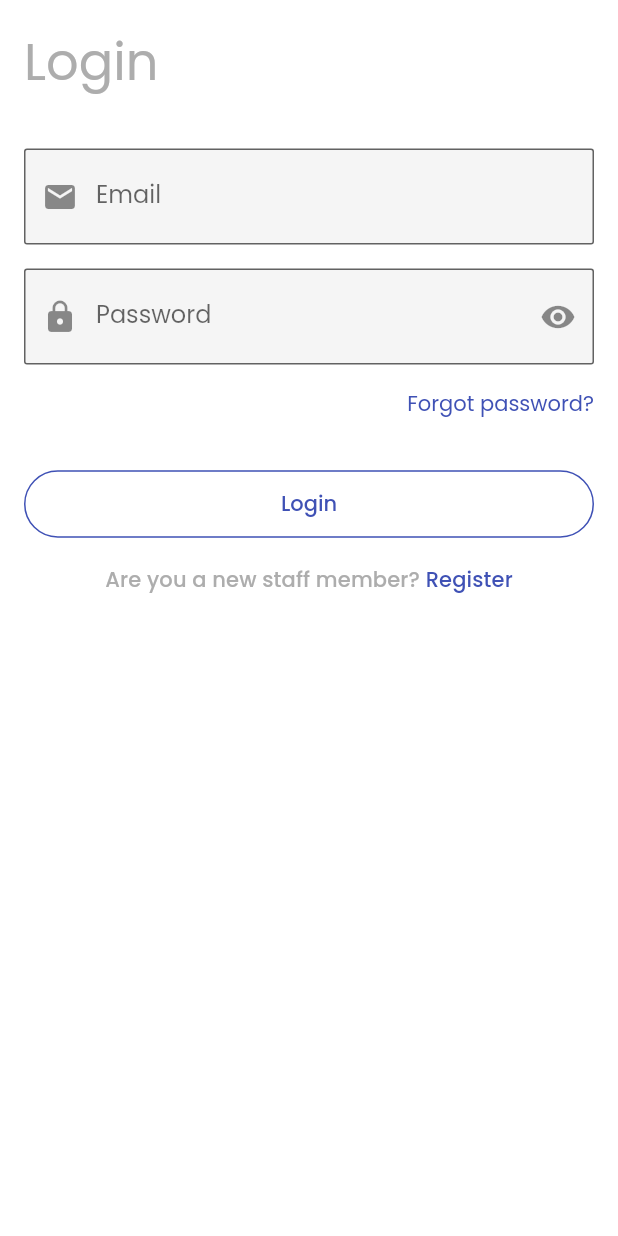
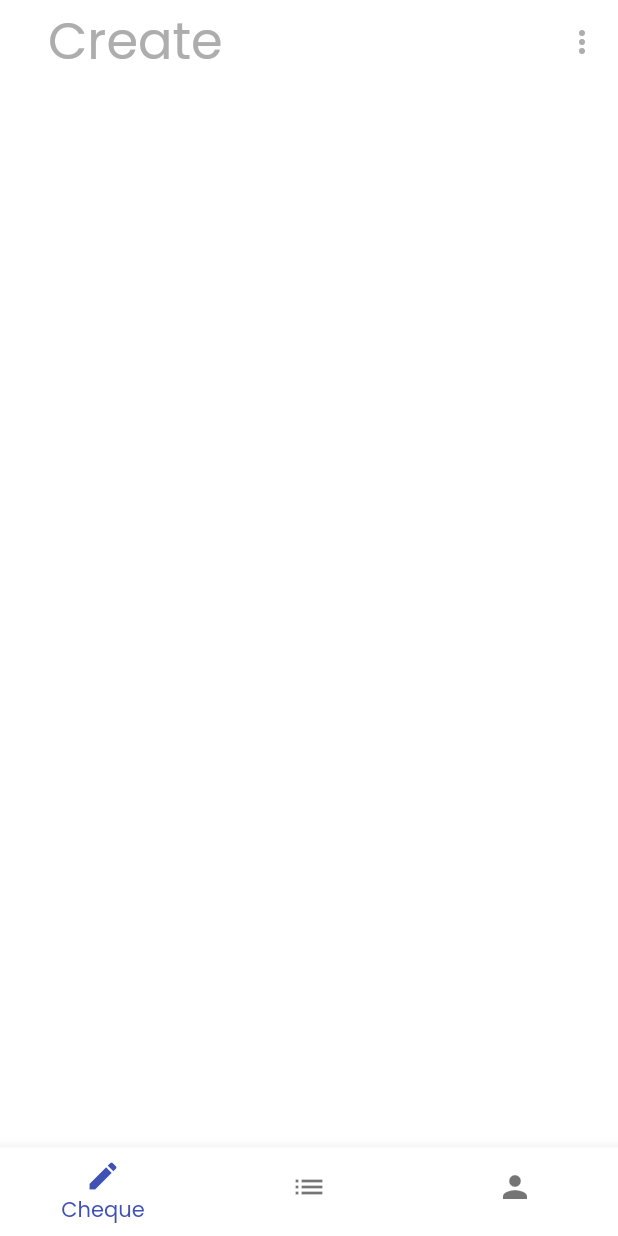
Before and after one commit to IamAKX/fastcheque, a Flutter app: the screen it shows after launch, after a tap on "Login", on a phone screen of 412 x 824 dp. Run offline on Flutter 3.47's test engine with Material 2 defaults, Android fonts, the phone set to English and light mode, and no system bars; our stand-ins replace dropdown_search, google_fonts.

Commit message:
Configured staff home screen

```diff
--- a/lib/screens/common/login/login_screen.dart
+++ b/lib/screens/common/login/login_screen.dart
@@ -1,5 +1,6 @@
 import 'package:fastcheque/screens/common/forget_password/forget_password.dart';
 import 'package:fastcheque/screens/common/register/register_screen.dart';
+import 'package:fastcheque/screens/staff/staff_home_container/staff_home_container.dart';
 import 'package:fastcheque/utils/color.dart';
 import 'package:fastcheque/utils/constants.dart';
 import 'package:fastcheque/widgets/email_textfield.dart';
@@ -65,7 +66,10 @@ class _LoginState extends State<Login> {
                     child: Text(
                       'Login',
                     ),
-                    onPressed: () => null,
+                    onPressed: () => Navigator.of(context)
+                        .pushNamedAndRemoveUntil(
+                            StaffHomeContainer.STAFF_HOME_CONTAINER_ROUTE,
+                            (route) => false),
                   ),
                   SizedBox(
                     height: defaultPadding,
--- /dev/null
+++ b/lib/screens/staff/create_cheque/create_cheque.dart
@@ -0,0 +1,15 @@
+import 'package:flutter/material.dart';
+
+class CreateCheque extends StatefulWidget {
+  const CreateCheque({Key? key}) : super(key: key);
+
+  @override
+  _CreateChequeState createState() => _CreateChequeState();
+}
+
+class _CreateChequeState extends State<CreateCheque> {
+  @override
+  Widget build(BuildContext context) {
+    return Container();
+  }
+}
--- /dev/null
+++ b/lib/screens/staff/staff_home_container/staff_home_container.dart
@@ -0,0 +1,70 @@
+import 'package:fastcheque/screens/staff/create_cheque/create_cheque.dart';
+import 'package:fastcheque/screens/staff/request_history/request_history.dart';
+import 'package:fastcheque/screens/staff/staff_profile/staff_profile.dart';
+import 'package:fastcheque/utils/color.dart';
+import 'package:fastcheque/widgets/heading.dart';
+import 'package:flutter/material.dart';
+
+class StaffHomeContainer extends StatefulWidget {
+  static const String STAFF_HOME_CONTAINER_ROUTE = '/staff/home';
+  const StaffHomeContainer({Key? key}) : super(key: key);
+
+  @override
+  _StaffHomeContainerState createState() => _StaffHomeContainerState();
+}
+
+class _StaffHomeContainerState extends State<StaffHomeContainer> {
+  List<BottomNavigationBarItem> bottomNavigation = [
+    BottomNavigationBarItem(icon: Icon(Icons.create), label: 'Cheque'),
+    BottomNavigationBarItem(icon: Icon(Icons.list), label: 'Request'),
+    BottomNavigationBarItem(icon: Icon(Icons.person), label: 'Profile'),
+  ];
+  int _currentTabIndex = 0;
+
+  List<String> title = [
+    'Create',
+    'History',
+    'Profile',
+  ];
+
+  List<Widget> bodyWidgetList = [
+    CreateCheque(),
+    RequestHistory(),
+    StaffProfile(),
+  ];
+
+  @override
+  Widget build(BuildContext context) {
+    return Scaffold(
+      appBar: AppBar(
+        elevation: 0.0,
+        backgroundColor: bgColor,
+        centerTitle: false,
+        actions: [
+          IconButton(
+            onPressed: () => null,
+            icon: Icon(
+              Icons.more_vert,
+              color: hintColor,
+            ),
+          ),
+        ],
+        title: Heading(
+          title: title.elementAt(_currentTabIndex),
+        ),
+      ),
+      body: bodyWidgetList.elementAt(_currentTabIndex),
+      bottomNavigationBar: BottomNavigationBar(
+        items: bottomNavigation,
+        currentIndex: _currentTabIndex,
+        showSelectedLabels: true,
+        showUnselectedLabels: false,
+        onTap: (value) {
+          setState(() {
+            _currentTabIndex = value;
+          });
+        },
+      ),
+    );
+  }
+}
--- a/lib/utils/navigator.dart
+++ b/lib/utils/navigator.dart
@@ -1,6 +1,7 @@
 import 'package:fastcheque/screens/common/forget_password/forget_password.dart';
 import 'package:fastcheque/screens/common/login/login_screen.dart';
 import 'package:fastcheque/screens/common/register/register_screen.dart';
+import 'package:fastcheque/screens/staff/staff_home_container/staff_home_container.dart';
 import 'package:flutter/material.dart';
 
 class NavRoute {
@@ -12,6 +13,8 @@ class NavRoute {
         return MaterialPageRoute(builder: (_) => Register());
       case ForgetPassword.FORGET_PASSWORD_ROUTE:
         return MaterialPageRoute(builder: (_) => ForgetPassword());
+      case StaffHomeContainer.STAFF_HOME_CONTAINER_ROUTE:
+        return MaterialPageRoute(builder: (_) => StaffHomeContainer());
 
       default:
         return _errorRoute();
--- a/lib/widgets/custom_textfield.dart
+++ b/lib/widgets/custom_textfield.dart
@@ -7,18 +7,21 @@ class CustomTextField extends StatelessWidget {
     required this.textCtrl,
     required this.iconData,
     required this.hint,
+    this.textInputType,
   }) : super(key: key);
 
   final TextEditingController textCtrl;
   final IconData iconData;
   final String hint;
+  final TextInputType? textInputType;
 
   @override
   Widget build(BuildContext context) {
     return Padding(
       padding: const EdgeInsets.only(bottom: defaultPadding),
       child: TextField(
-        keyboardType: TextInputType.text,
+        keyboardType:
+            textInputType == null ? TextInputType.text : textInputType,
         autocorrect: true,
         controller: textCtrl,
         decoration: InputDecoration(
```
Also changed, not shown: lib/screens/staff/request_history/request_history.dart (added, +15 -0 lines), lib/screens/staff/staff_profile/staff_profile.dart (added, +15 -0 lines).
